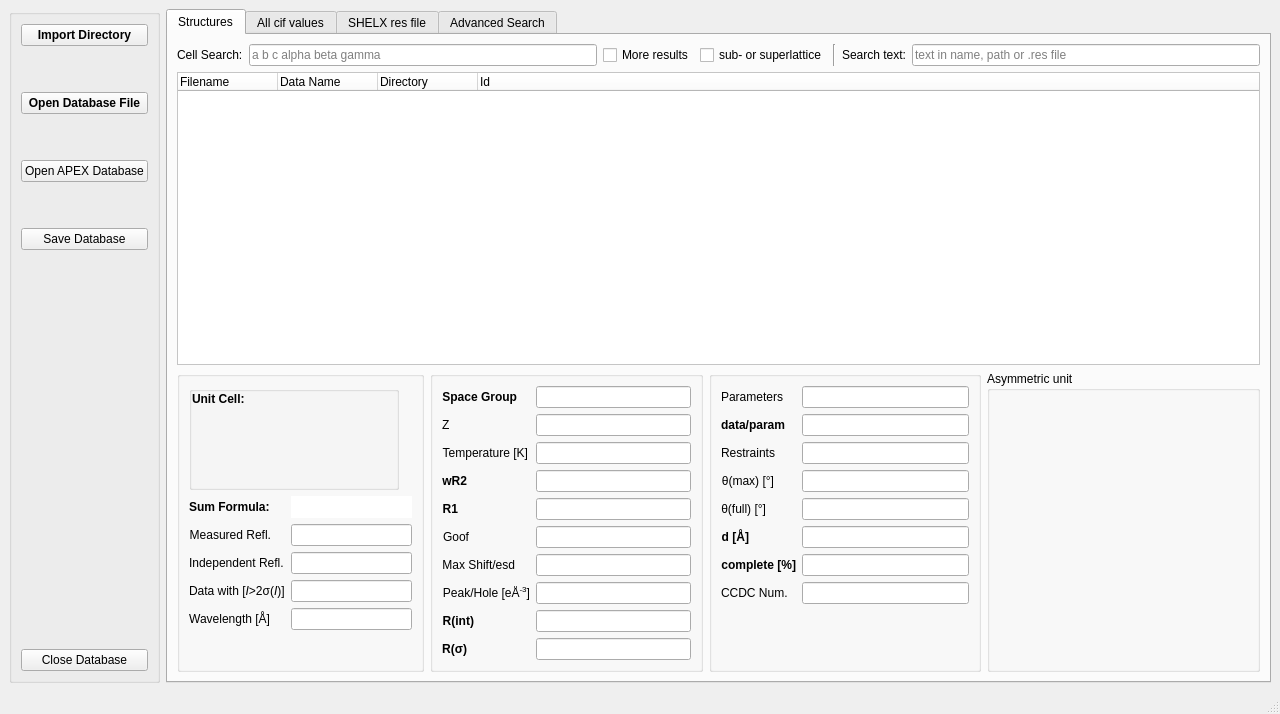
Before: the Qt Designer form gui/strf_main.ui in dkratzert/StructureFinder, drawn with Qt 5.
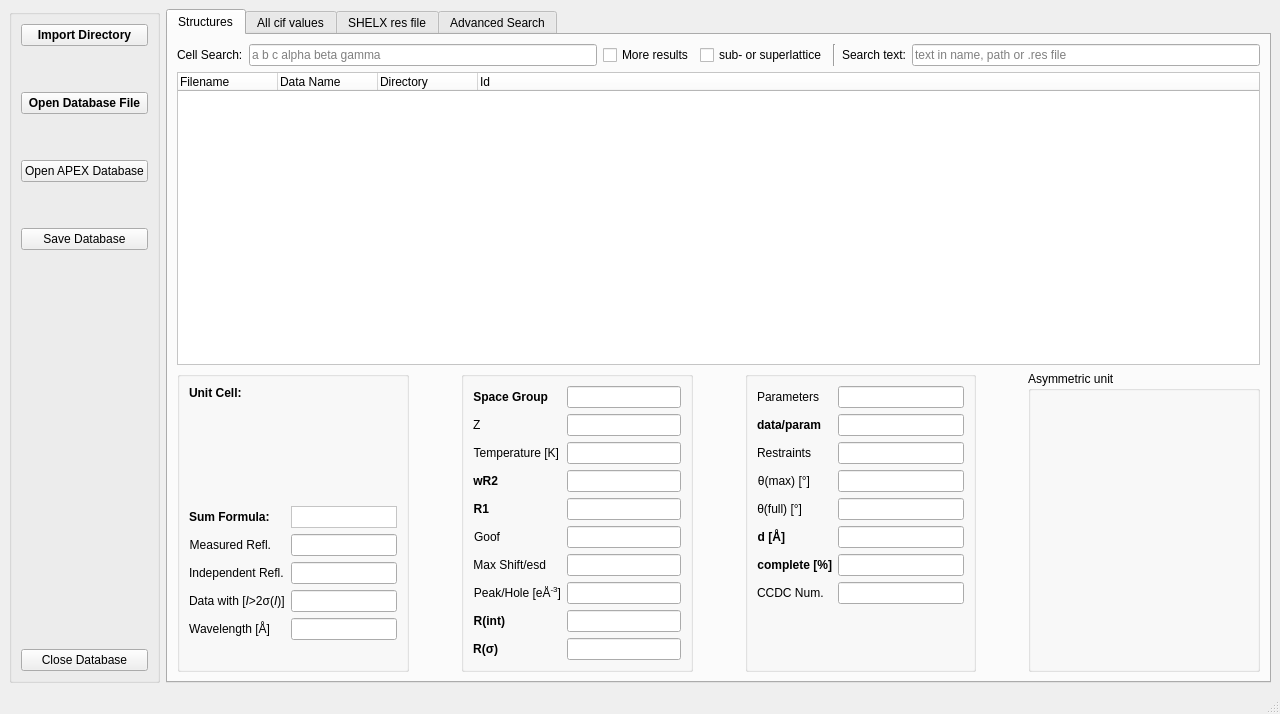
After: the same form once the commit is applied.

What changed in the file:
```diff
--- a/gui/strf_main.ui
+++ b/gui/strf_main.ui
@@ -197,16 +197,29 @@
            <enum>QLayout::SetNoConstraint</enum>
           </property>
           <item row="2" column="1">
+           <spacer name="horizontalSpacer_2">
+            <property name="orientation">
+             <enum>Qt::Horizontal</enum>
+            </property>
+            <property name="sizeHint" stdset="0">
+             <size>
+              <width>40</width>
+              <height>20</height>
+             </size>
+            </property>
+           </spacer>
+          </item>
+          <item row="2" column="2">
            <widget class="QGroupBox" name="groupBox_2">
             <property name="sizePolicy">
              <sizepolicy hsizetype="Preferred" vsizetype="Preferred">
               <horstretch>2</horstretch>
-              <verstretch>1</verstretch>
+              <verstretch>2</verstretch>
              </sizepolicy>
             </property>
             <property name="minimumSize">
              <size>
-              <width>230</width>
+              <width>200</width>
               <height>0</height>
              </size>
             </property>
@@ -276,7 +289,7 @@
                  </property>
                 </widget>
                </item>
-               <item row="3" column="0">
+               <item row="4" column="0">
                 <widget class="QLabel" name="wR2Label">
                  <property name="font">
                   <font>
@@ -293,14 +306,14 @@
                  </property>
                 </widget>
                </item>
-               <item row="3" column="1">
+               <item row="4" column="1">
                 <widget class="QLineEdit" name="wR2LineEdit">
                  <property name="readOnly">
                   <bool>true</bool>
                  </property>
                 </widget>
                </item>
-               <item row="4" column="0">
+               <item row="5" column="0">
                 <widget class="QLabel" name="r1Label">
                  <property name="font">
                   <font>
@@ -317,14 +330,14 @@
                  </property>
                 </widget>
                </item>
-               <item row="4" column="1">
+               <item row="5" column="1">
                 <widget class="QLineEdit" name="r1LineEdit">
                  <property name="readOnly">
                   <bool>true</bool>
                  </property>
                 </widget>
                </item>
-               <item row="5" column="0">
+               <item row="6" column="0">
                 <widget class="QLabel" name="goofLabel">
                  <property name="text">
                   <string>Goof</string>
@@ -334,14 +347,14 @@
                  </property>
                 </widget>
                </item>
-               <item row="5" column="1">
+               <item row="6" column="1">
                 <widget class="QLineEdit" name="goofLineEdit">
                  <property name="readOnly">
                   <bool>true</bool>
                  </property>
                 </widget>
                </item>
-               <item row="6" column="0">
+               <item row="7" column="0">
                 <widget class="QLabel" name="maxShiftLabel">
                  <property name="text">
                   <string>Max Shift/esd</string>
@@ -351,14 +364,14 @@
                  </property>
                 </widget>
                </item>
-               <item row="6" column="1">
+               <item row="7" column="1">
                 <widget class="QLineEdit" name="maxShiftLineEdit">
                  <property name="readOnly">
                   <bool>true</bool>
                  </property>
                 </widget>
                </item>
-               <item row="7" column="0">
+               <item row="8" column="0">
                 <widget class="QLabel" name="peakLabel">
                  <property name="text">
                   <string>&lt;html&gt;&lt;head/&gt;&lt;body&gt;&lt;p&gt;Peak/Hole [eÅ&lt;span style=&quot; vertical-align:super;&quot;&gt;-3&lt;/span&gt;]&lt;/p&gt;&lt;/body&gt;&lt;/html&gt;</string>
@@ -368,14 +381,14 @@
                  </property>
                 </widget>
                </item>
-               <item row="7" column="1">
+               <item row="8" column="1">
                 <widget class="QLineEdit" name="peakLineEdit">
                  <property name="readOnly">
                   <bool>true</bool>
                  </property>
                 </widget>
                </item>
-               <item row="8" column="0">
+               <item row="9" column="0">
                 <widget class="QLabel" name="rintLabel">
                  <property name="font">
                   <font>
@@ -391,14 +404,14 @@
                  </property>
                 </widget>
                </item>
-               <item row="8" column="1">
+               <item row="9" column="1">
                 <widget class="QLineEdit" name="rintLineEdit">
                  <property name="readOnly">
                   <bool>true</bool>
                  </property>
                 </widget>
                </item>
-               <item row="9" column="0">
+               <item row="10" column="0">
                 <widget class="QLabel" name="rsigmaLabel">
                  <property name="font">
                   <font>
@@ -414,7 +427,7 @@
                  </property>
                 </widget>
                </item>
-               <item row="9" column="1">
+               <item row="10" column="1">
                 <widget class="QLineEdit" name="rsigmaLineEdit">
                  <property name="readOnly">
                   <bool>true</bool>
@@ -430,13 +443,13 @@
            <widget class="QGroupBox" name="groupBox_5">
             <property name="sizePolicy">
              <sizepolicy hsizetype="Preferred" vsizetype="Preferred">
-              <horstretch>1</horstretch>
+              <horstretch>2</horstretch>
               <verstretch>2</verstretch>
              </sizepolicy>
             </property>
             <property name="minimumSize">
              <size>
-              <width>247</width>
+              <width>200</width>
               <height>0</height>
              </size>
             </property>
@@ -445,76 +458,13 @@
             </property>
             <layout class="QVBoxLayout" name="verticalLayout_3">
              <item>
-              <layout class="QVBoxLayout" name="verticalLayout_6">
-               <item>
-                <widget class="QGroupBox" name="groupBox_4">
-                 <property name="sizePolicy">
-                  <sizepolicy hsizetype="Fixed" vsizetype="Preferred">
-                   <horstretch>0</horstretch>
-                   <verstretch>0</verstretch>
-                  </sizepolicy>
-                 </property>
-                 <property name="minimumSize">
-                  <size>
-                   <width>210</width>
-                   <height>0</height>
-                  </size>
-                 </property>
-                 <property name="autoFillBackground">
-                  <bool>false</bool>
-                 </property>
-                 <property name="title">
-                  <string/>
-                 </property>
-                 <property name="flat">
-                  <bool>false</bool>
-                 </property>
-                 <layout class="QGridLayout" name="gridLayout_5">
-                  <property name="horizontalSpacing">
-                   <number>6</number>
-                  </property>
-                  <property name="margin">
-                   <number>0</number>
-                  </property>
-                  <item row="1" column="1">
-                   <widget class="QLabel" name="cellField">
-                    <property name="minimumSize">
-                     <size>
-                      <width>0</width>
-                      <height>75</height>
-                     </size>
-                    </property>
-                    <property name="baseSize">
-                     <size>
-                      <width>0</width>
-                      <height>75</height>
-                     </size>
-                    </property>
-                    <property name="contextMenuPolicy">
-                     <enum>Qt::ActionsContextMenu</enum>
-                    </property>
-                    <property name="autoFillBackground">
-                     <bool>false</bool>
-                    </property>
-                    <property name="styleSheet">
-                     <string notr="true">border-color: rgb(53, 53, 53);</string>
-                    </property>
-                    <property name="frameShape">
-                     <enum>QFrame::NoFrame</enum>
-                    </property>
-                    <property name="frameShadow">
-                     <enum>QFrame::Plain</enum>
-                    </property>
-                    <property name="text">
-                     <string/>
-                    </property>
-                    <property name="alignment">
-                     <set>Qt::AlignLeading|Qt::AlignLeft|Qt::AlignTop</set>
-                    </property>
-                   </widget>
-                  </item>
-                  <item row="0" column="1">
                    <widget class="QLabel" name="CellLabel">
+               <property name="sizePolicy">
+                <sizepolicy hsizetype="Minimum" vsizetype="Minimum">
+                 <horstretch>0</horstretch>
+                 <verstretch>0</verstretch>
+                </sizepolicy>
+               </property>
                     <property name="font">
                      <font>
                       <weight>75</weight>
@@ -529,9 +479,59 @@
                     </property>
                    </widget>
                   </item>
-                 </layout>
-                </widget>
-               </item>
+             <item>
+              <widget class="QLabel" name="cellField">
+               <property name="minimumSize">
+                <size>
+                 <width>0</width>
+                 <height>75</height>
+                </size>
+               </property>
+               <property name="baseSize">
+                <size>
+                 <width>0</width>
+                 <height>75</height>
+                </size>
+               </property>
+               <property name="contextMenuPolicy">
+                <enum>Qt::ActionsContextMenu</enum>
+               </property>
+               <property name="autoFillBackground">
+                <bool>false</bool>
+               </property>
+               <property name="styleSheet">
+                <string notr="true">border-color: rgb(53, 53, 53);</string>
+               </property>
+               <property name="frameShape">
+                <enum>QFrame::NoFrame</enum>
+               </property>
+               <property name="frameShadow">
+                <enum>QFrame::Plain</enum>
+               </property>
+               <property name="text">
+                <string/>
+               </property>
+               <property name="alignment">
+                <set>Qt::AlignLeading|Qt::AlignLeft|Qt::AlignTop</set>
+               </property>
+              </widget>
+             </item>
+             <item>
+              <spacer name="verticalSpacer_6">
+               <property name="orientation">
+                <enum>Qt::Vertical</enum>
+               </property>
+               <property name="sizeType">
+                <enum>QSizePolicy::Preferred</enum>
+               </property>
+               <property name="sizeHint" stdset="0">
+                <size>
+                 <width>20</width>
+                 <height>40</height>
+                </size>
+               </property>
+              </spacer>
+             </item>
                <item>
                 <layout class="QFormLayout" name="formLayout_2">
                  <item row="1" column="0">
@@ -595,28 +595,31 @@
                    </property>
                    <property name="minimumSize">
                     <size>
-                     <width>100</width>
+                   <width>0</width>
                      <height>22</height>
                     </size>
                    </property>
                    <property name="font">
                     <font>
-                     <pointsize>12</pointsize>
+                   <pointsize>11</pointsize>
                      <kerning>false</kerning>
                     </font>
                    </property>
-                   <property name="autoFillBackground">
-                    <bool>false</bool>
-                   </property>
                    <property name="styleSheet">
                     <string notr="true">background-color:  rgba(255, 255, 255, 255);</string>
                    </property>
                    <property name="frameShape">
-                    <enum>QFrame::NoFrame</enum>
+                  <enum>QFrame::StyledPanel</enum>
+                 </property>
+                 <property name="frameShadow">
+                  <enum>QFrame::Plain</enum>
                    </property>
                    <property name="lineWidth">
                     <number>1</number>
                    </property>
+                 <property name="midLineWidth">
+                  <number>0</number>
+                 </property>
                    <property name="text">
                     <string/>
                    </property>
@@ -644,209 +647,22 @@
                 </layout>
                </item>
                <item>
-                <spacer name="verticalSpacer_6">
+              <spacer name="verticalSpacer_7">
                  <property name="orientation">
                   <enum>Qt::Vertical</enum>
                  </property>
-                 <property name="sizeType">
-                  <enum>QSizePolicy::Expanding</enum>
-                 </property>
                  <property name="sizeHint" stdset="0">
                   <size>
                    <width>20</width>
-                   <height>5</height>
+                 <height>40</height>
                   </size>
                  </property>
                 </spacer>
                </item>
               </layout>
-             </item>
-            </layout>
            </widget>
           </item>
-          <item row="2" column="2">
-           <widget class="QGroupBox" name="groupBox_3">
-            <property name="sizePolicy">
-             <sizepolicy hsizetype="Preferred" vsizetype="Preferred">
-              <horstretch>2</horstretch>
-              <verstretch>1</verstretch>
-             </sizepolicy>
-            </property>
-            <property name="minimumSize">
-             <size>
-              <width>230</width>
-              <height>0</height>
-             </size>
-            </property>
-            <property name="title">
-             <string/>
-            </property>
-            <layout class="QVBoxLayout" name="verticalLayout_2">
-             <item>
-              <layout class="QFormLayout" name="formLayout">
-               <item row="1" column="0">
-                <widget class="QLabel" name="numParametersLabel">
-                 <property name="text">
-                  <string>Parameters</string>
-                 </property>
-                 <property name="alignment">
-                  <set>Qt::AlignRight|Qt::AlignTrailing|Qt::AlignVCenter</set>
-                 </property>
-                </widget>
-               </item>
-               <item row="1" column="1">
-                <widget class="QLineEdit" name="numParametersLineEdit">
-                 <property name="minimumSize">
-                  <size>
-                   <width>0</width>
-                   <height>0</height>
-                  </size>
-                 </property>
-                 <property name="readOnly">
-                  <bool>true</bool>
-                 </property>
-                </widget>
-               </item>
-               <item row="2" column="0">
-                <widget class="QLabel" name="dataReflnsLabel">
-                 <property name="font">
-                  <font>
-                   <weight>75</weight>
-                   <bold>true</bold>
-                  </font>
-                 </property>
-                 <property name="text">
-                  <string>data/param</string>
-                 </property>
-                 <property name="alignment">
-                  <set>Qt::AlignRight|Qt::AlignTrailing|Qt::AlignVCenter</set>
-                 </property>
-                </widget>
-               </item>
-               <item row="2" column="1">
-                <widget class="QLineEdit" name="dataReflnsLineEdit">
-                 <property name="readOnly">
-                  <bool>true</bool>
-                 </property>
-                </widget>
-               </item>
-               <item row="3" column="0">
-                <widget class="QLabel" name="numRestraintsLabel">
-                 <property name="text">
-                  <string>Restraints</string>
-                 </property>
-                 <property name="alignment">
-                  <set>Qt::AlignRight|Qt::AlignTrailing|Qt::AlignVCenter</set>
-                 </property>
-                </widget>
-               </item>
-               <item row="3" column="1">
-                <widget class="QLineEdit" name="numRestraintsLineEdit">
-                 <property name="readOnly">
-                  <bool>true</bool>
-                 </property>
-                </widget>
-               </item>
-               <item row="4" column="0">
-                <widget class="QLabel" name="thetaMaxLabel">
-                 <property name="text">
-                  <string>θ(max) [°]</string>
-                 </property>
-                 <property name="alignment">
-                  <set>Qt::AlignRight|Qt::AlignTrailing|Qt::AlignVCenter</set>
-                 </property>
-                </widget>
-               </item>
-               <item row="4" column="1">
-                <widget class="QLineEdit" name="thetaMaxLineEdit">
-                 <property name="readOnly">
-                  <bool>true</bool>
-                 </property>
-                </widget>
-               </item>
-               <item row="5" column="0">
-                <widget class="QLabel" name="thetaFullLabel">
-                 <property name="text">
-                  <string>θ(full) [°]</string>
-                 </property>
-                 <property name="alignment">
-                  <set>Qt::AlignRight|Qt::AlignTrailing|Qt::AlignVCenter</set>
-                 </property>
-                </widget>
-               </item>
-               <item row="5" column="1">
-                <widget class="QLineEdit" name="thetaFullLineEdit">
-                 <property name="readOnly">
-                  <bool>true</bool>
-                 </property>
-                </widget>
-               </item>
-               <item row="6" column="0">
-                <widget class="QLabel" name="dLabel">
-                 <property name="font">
-                  <font>
-                   <weight>75</weight>
-                   <bold>true</bold>
-                  </font>
-                 </property>
-                 <property name="text">
-                  <string>d [Å]</string>
-                 </property>
-                 <property name="alignment">
-                  <set>Qt::AlignRight|Qt::AlignTrailing|Qt::AlignVCenter</set>
-                 </property>
-                </widget>
-               </item>
-               <item row="6" column="1">
-                <widget class="QLineEdit" name="dLineEdit">
-                 <property name="readOnly">
-                  <bool>true</bool>
-                 </property>
-                </widget>
-               </item>
-               <item row="7" column="0">
-                <widget class="QLabel" name="completeLabel">
-                 <property name="font">
-                  <font>
-                   <weight>75</weight>
-                   <bold>true</bold>
-                  </font>
-                 </property>
-                 <property name="text">
-                  <string>complete [%]</string>
-                 </property>
-                 <property name="alignment">
-                  <set>Qt::AlignRight|Qt::AlignTrailing|Qt::AlignVCenter</set>
-                 </property>
-                </widget>
-               </item>
-               <item row="7" column="1">
-                <widget class="QLineEdit" name="completeLineEdit">
-                 <property name="readOnly">
-                  <bool>true</bool>
-                 </property>
-                </widget>
-               </item>
-               <item row="9" column="0">
-                <widget class="QLabel" name="cCDCNumberLabel">
-                 <property name="text">
-                  <string>CCDC Num.</string>
-                 </property>
-                </widget>
-               </item>
-               <item row="9" column="1">
-                <widget class="QLineEdit" name="cCDCNumberLineEdit">
-                 <property name="readOnly">
-                  <bool>true</bool>
-                 </property>
-                </widget>
-               </item>
-              </layout>
-             </item>
-            </layout>
-           </widget>
-          </item>
-          <item row="1" column="0" colspan="4">
+          <item row="1" column="0" colspan="7">
            <widget class="QTreeWidget" name="cifList_treeWidget">
             <property name="sizePolicy">
              <sizepolicy hsizetype="Expanding" vsizetype="Expanding">
@@ -897,7 +713,55 @@
             </column>
            </widget>
           </item>
-          <item row="0" column="0" colspan="4">
+          <item row="2" column="6">
+           <widget class="QGroupBox" name="openglview">
+            <property name="sizePolicy">
+             <sizepolicy hsizetype="Preferred" vsizetype="Preferred">
+              <horstretch>2</horstretch>
+              <verstretch>3</verstretch>
+             </sizepolicy>
+            </property>
+            <property name="minimumSize">
+             <size>
+              <width>200</width>
+              <height>200</height>
+             </size>
+            </property>
+            <property name="baseSize">
+             <size>
+              <width>240</width>
+              <height>240</height>
+             </size>
+            </property>
+            <property name="title">
+             <string>Asymmetric unit</string>
+            </property>
+            <property name="flat">
+             <bool>true</bool>
+            </property>
+            <property name="checkable">
+             <bool>false</bool>
+            </property>
+            <layout class="QVBoxLayout" name="ogllayout">
+             <property name="spacing">
+              <number>6</number>
+             </property>
+             <property name="leftMargin">
+              <number>1</number>
+             </property>
+             <property name="topMargin">
+              <number>5</number>
+             </property>
+             <property name="rightMargin">
+              <number>1</number>
+             </property>
+             <property name="bottomMargin">
+              <number>1</number>
+             </property>
+            </layout>
+           </widget>
+          </item>
+          <item row="0" column="0" colspan="7">
            <layout class="QHBoxLayout" name="searchLayout" stretch="0,0,0,0,0,0,0">
             <property name="sizeConstraint">
              <enum>QLayout::SetDefaultConstraint</enum>
@@ -974,53 +838,213 @@
             </item>
            </layout>
           </item>
+          <item row="2" column="5">
+           <spacer name="horizontalSpacer_3">
+            <property name="orientation">
+             <enum>Qt::Horizontal</enum>
+            </property>
+            <property name="sizeHint" stdset="0">
+             <size>
+              <width>40</width>
+              <height>20</height>
+             </size>
+            </property>
+           </spacer>
+          </item>
+          <item row="2" column="4">
+           <widget class="QGroupBox" name="groupBox_3">
+            <property name="sizePolicy">
+             <sizepolicy hsizetype="Preferred" vsizetype="Preferred">
+              <horstretch>2</horstretch>
+              <verstretch>2</verstretch>
+             </sizepolicy>
+            </property>
+            <property name="minimumSize">
+             <size>
+              <width>200</width>
+              <height>0</height>
+             </size>
+            </property>
+            <property name="title">
+             <string/>
+            </property>
+            <layout class="QVBoxLayout" name="verticalLayout_2">
+             <item>
+              <layout class="QFormLayout" name="formLayout">
+               <item row="1" column="0">
+                <widget class="QLabel" name="numParametersLabel">
+                 <property name="text">
+                  <string>Parameters</string>
+                 </property>
+                 <property name="alignment">
+                  <set>Qt::AlignRight|Qt::AlignTrailing|Qt::AlignVCenter</set>
+                 </property>
+                </widget>
+               </item>
+               <item row="1" column="1">
+                <widget class="QLineEdit" name="numParametersLineEdit">
+                 <property name="minimumSize">
+                  <size>
+                   <width>0</width>
+                   <height>0</height>
+                  </size>
+                 </property>
+                 <property name="readOnly">
+                  <bool>true</bool>
+                 </property>
+                </widget>
+               </item>
+               <item row="2" column="0">
+                <widget class="QLabel" name="dataReflnsLabel">
+                 <property name="font">
+                  <font>
+                   <weight>75</weight>
+                   <bold>true</bold>
+                  </font>
+                 </property>
+                 <property name="text">
+                  <string>data/param</string>
+                 </property>
+                 <property name="alignment">
+                  <set>Qt::AlignRight|Qt::AlignTrailing|Qt::AlignVCenter</set>
+                 </property>
+                </widget>
+               </item>
+               <item row="2" column="1">
+                <widget class="QLineEdit" name="dataReflnsLineEdit">
+                 <property name="readOnly">
+                  <bool>true</bool>
+                 </property>
+                </widget>
+               </item>
+               <item row="3" column="0">
+                <widget class="QLabel" name="numRestraintsLabel">
+                 <property name="text">
+                  <string>Restraints</string>
+                 </property>
+                 <property name="alignment">
+                  <set>Qt::AlignRight|Qt::AlignTrailing|Qt::AlignVCenter</set>
+                 </property>
+                </widget>
+               </item>
+               <item row="3" column="1">
+                <widget class="QLineEdit" name="numRestraintsLineEdit">
+                 <property name="readOnly">
+                  <bool>true</bool>
+                 </property>
+                </widget>
+               </item>
+               <item row="4" column="0">
+                <widget class="QLabel" name="thetaMaxLabel">
+                 <property name="text">
+                  <string>θ(max) [°]</string>
+                 </property>
+                 <property name="alignment">
+                  <set>Qt::AlignRight|Qt::AlignTrailing|Qt::AlignVCenter</set>
+                 </property>
+                </widget>
+               </item>
+               <item row="4" column="1">
+                <widget class="QLineEdit" name="thetaMaxLineEdit">
+                 <property name="readOnly">
+                  <bool>true</bool>
+                 </property>
+                </widget>
+               </item>
+               <item row="5" column="0">
+                <widget class="QLabel" name="thetaFullLabel">
+                 <property name="text">
+                  <string>θ(full) [°]</string>
+                 </property>
+                 <property name="alignment">
+                  <set>Qt::AlignRight|Qt::AlignTrailing|Qt::AlignVCenter</set>
+                 </property>
+                </widget>
+               </item>
+               <item row="5" column="1">
+                <widget class="QLineEdit" name="thetaFullLineEdit">
+                 <property name="readOnly">
+                  <bool>true</bool>
+                 </property>
+                </widget>
+               </item>
+               <item row="6" column="0">
+                <widget class="QLabel" name="dLabel">
+                 <property name="font">
+                  <font>
+                   <weight>75</weight>
+                   <bold>true</bold>
+                  </font>
+                 </property>
+                 <property name="text">
+                  <string>d [Å]</string>
+                 </property>
+                 <property name="alignment">
+                  <set>Qt::AlignRight|Qt::AlignTrailing|Qt::AlignVCenter</set>
+                 </property>
+                </widget>
+               </item>
+               <item row="6" column="1">
+                <widget class="QLineEdit" name="dLineEdit">
+                 <property name="readOnly">
+                  <bool>true</bool>
+                 </property>
+                </widget>
+               </item>
+               <item row="7" column="0">
+                <widget class="QLabel" name="completeLabel">
+                 <property name="font">
+                  <font>
+                   <weight>75</weight>
+                   <bold>true</bold>
+                  </font>
+                 </property>
+                 <property name="text">
+                  <string>complete [%]</string>
+                 </property>
+                 <property name="alignment">
+                  <set>Qt::AlignRight|Qt::AlignTrailing|Qt::AlignVCenter</set>
+                 </property>
+                </widget>
+               </item>
+               <item row="7" column="1">
+                <widget class="QLineEdit" name="completeLineEdit">
+                 <property name="readOnly">
+                  <bool>true</bool>
+                 </property>
+                </widget>
+               </item>
+               <item row="9" column="0">
+                <widget class="QLabel" name="cCDCNumberLabel">
+                 <property name="text">
+                  <string>CCDC Num.</string>
+                 </property>
+                </widget>
+               </item>
+               <item row="9" column="1">
+                <widget class="QLineEdit" name="cCDCNumberLineEdit">
+                 <property name="readOnly">
+                  <bool>true</bool>
+                 </property>
+                </widget>
+               </item>
+              </layout>
+             </item>
+            </layout>
+           </widget>
+          </item>
           <item row="2" column="3">
-           <widget class="QGroupBox" name="openglview">
-            <property name="sizePolicy">
-             <sizepolicy hsizetype="Preferred" vsizetype="Preferred">
-              <horstretch>2</horstretch>
-              <verstretch>2</verstretch>
-             </sizepolicy>
+           <spacer name="horizontalSpacer">
+            <property name="orientation">
+             <enum>Qt::Horizontal</enum>
             </property>
-            <property name="minimumSize">
+            <property name="sizeHint" stdset="0">
              <size>
-              <width>0</width>
-              <height>0</height>
+              <width>40</width>
+              <height>20</height>
              </size>
             </property>
-            <property name="baseSize">
-             <size>
-              <width>240</width>
-              <height>240</height>
-             </size>
-            </property>
-            <property name="title">
-             <string>Asymmetric unit</string>
-            </property>
-            <property name="flat">
-             <bool>true</bool>
-            </property>
-            <property name="checkable">
-             <bool>false</bool>
-            </property>
-            <layout class="QVBoxLayout" name="ogllayout">
-             <property name="spacing">
-              <number>-1</number>
-             </property>
-             <property name="leftMargin">
-              <number>1</number>
-             </property>
-             <property name="topMargin">
-              <number>5</number>
-             </property>
-             <property name="rightMargin">
-              <number>1</number>
-             </property>
-             <property name="bottomMargin">
-              <number>1</number>
-             </property>
-            </layout>
-           </widget>
+           </spacer>
           </item>
          </layout>
         </item>
```
Left out of the diff: 30 changed lines with no effect on the pictures. Lines whose indentation alone changed are shown as unchanged.
